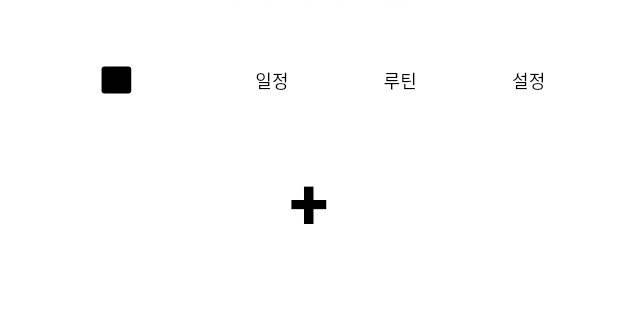
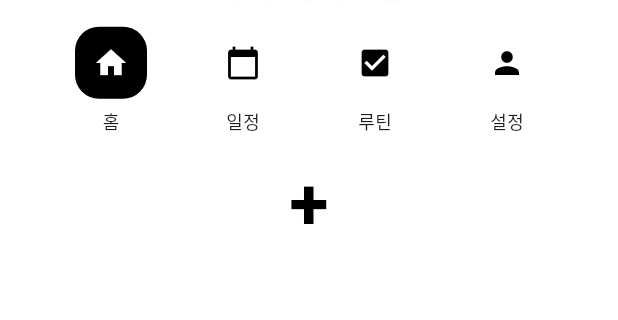
Before and after one commit to YW526/sebastian-ai-assistant, a Flutter app: the screen it shows after launch, on a phone screen of 412 x 824 dp, the part 130-450 px from its top. Run offline on Flutter 3.47's test engine with Material 3 defaults, Android fonts, the phone set to English and light mode, and no system bars; our stand-ins replace get, shared_preferences.

Commit message:
style: home

```diff
--- a/sebastian_app/lib/routes/app_routes.dart
+++ b/sebastian_app/lib/routes/app_routes.dart
@@ -8,6 +8,8 @@ import '../screens/auth/password_screen.dart';
 import '../screens/home/home_screen.dart';
 import '../screens/home/notifications_screen.dart';
 import '../screens/home/calendar_screen.dart';
+import '../screens/home/routine_screen.dart';
+import '../screens/home/setting_screen.dart';
 
 class AppRoutes {
   static const splash = '/splash';
@@ -17,6 +19,8 @@ class AppRoutes {
   static const password = '/password';
   static const notifications = '/notifications';
   static const calendar = '/calendar';
+  static const routine = '/routine';
+  static const setting = '/setting';
 
   static final List<GetPage> pages = [
     GetPage(
@@ -57,5 +61,15 @@ class AppRoutes {
         page: () => const CalendarScreen(),
         transition: Transition.fadeIn,
     ),
+    GetPage(
+        name: routine,
+        page: () => const RoutineScreen(),
+        transition: Transition.fadeIn,
+    ),
+    GetPage(
+        name: setting,
+        page: () => const SettingScreen(),
+        transition: Transition.fadeIn,
+    ),
   ];
 }
--- a/sebastian_app/lib/widgets/common/custom_tabbar.dart
+++ b/sebastian_app/lib/widgets/common/custom_tabbar.dart
@@ -9,65 +9,56 @@ class CustomTabBar extends StatefulWidget {
 }
 
 class _CustomTabBarState extends State<CustomTabBar> {
+  int selectedIndex = 0;
+
+  final tabs = [
+    {"icon": Icons.home, "label": "홈", "route": "/home"},
+    {"icon": Icons.calendar_today, "label": "일정", "route": "/calendar"},
+    {"icon": Icons.check_box, "label": "루틴", "route": "/routine"},
+    {"icon": Icons.person, "label": "설정", "route": "/setting"},
+  ];
 
   @override
   Widget build(BuildContext context) {
     return Container(
       height: 80,
-      width: 400,
+      padding: const EdgeInsets.symmetric(horizontal: 10),
       child: Row(
         mainAxisAlignment: MainAxisAlignment.spaceEvenly,
-        children: [
-          Container(
-            width: 100,
-            height: 80,
-            child: Center(
-              child: Container(
-                decoration: BoxDecoration(
-                  color: Colors.black,
-                  borderRadius: BorderRadius.circular(2),
-                ),
-                child: const Text(
-                  " 홈 ",
-                  style: TextStyle(
-                    color: Colors.black,
-                    fontSize: 12,
+        children: List.generate(tabs.length, (index) {
+          final isSelected = selectedIndex == index;
+
+          return GestureDetector(
+            onTap: () {
+              setState(() {
+                selectedIndex = index;
+              });
+              Get.toNamed(tabs[index]["route"] as String);
+            },
+
+            child: Column(
+              mainAxisAlignment: MainAxisAlignment.center,
+              children: [
+                Container(
+                  padding: const EdgeInsets.all(12),
+                  decoration: BoxDecoration(
+                    color: isSelected ? Colors.black : Colors.transparent,
+                    borderRadius: BorderRadius.circular(16),
+                  ),
+                  child: Icon(
+                    tabs[index]["icon"] as IconData,
+                    color: isSelected ? Colors.white : Colors.black,
                   ),
                 ),
-              ),
+                const SizedBox(height: 6),
+                Text(
+                  tabs[index]["label"] as String,
+                  style: const TextStyle(fontSize: 12),
+                ),
+              ],
             ),
-          ),
-          TextButton(
-            onPressed: () => Get.toNamed('/calendar'),
-            child: const Text(
-              "일정",
-              style: TextStyle(
-                color: Colors.black,
-                fontSize: 12,
-              ),
-            ),
-          ),
-          TextButton(
-            onPressed: () => Get.toNamed('/calendar'),
-            child: const Text(
-              "루틴",
-              style: TextStyle(
-                color: Colors.black,
-                fontSize: 12,
-              ),
-            ),
-          ),
-          TextButton(
-            onPressed: () => Get.toNamed('/calendar'),
-            child: const Text(
-              "설정",
-              style: TextStyle(
-                color: Colors.black,
-                fontSize: 12,
-              ),
-            ),
-          ),
-        ],
+          );
+        }),
       ),
     );
   }
```
